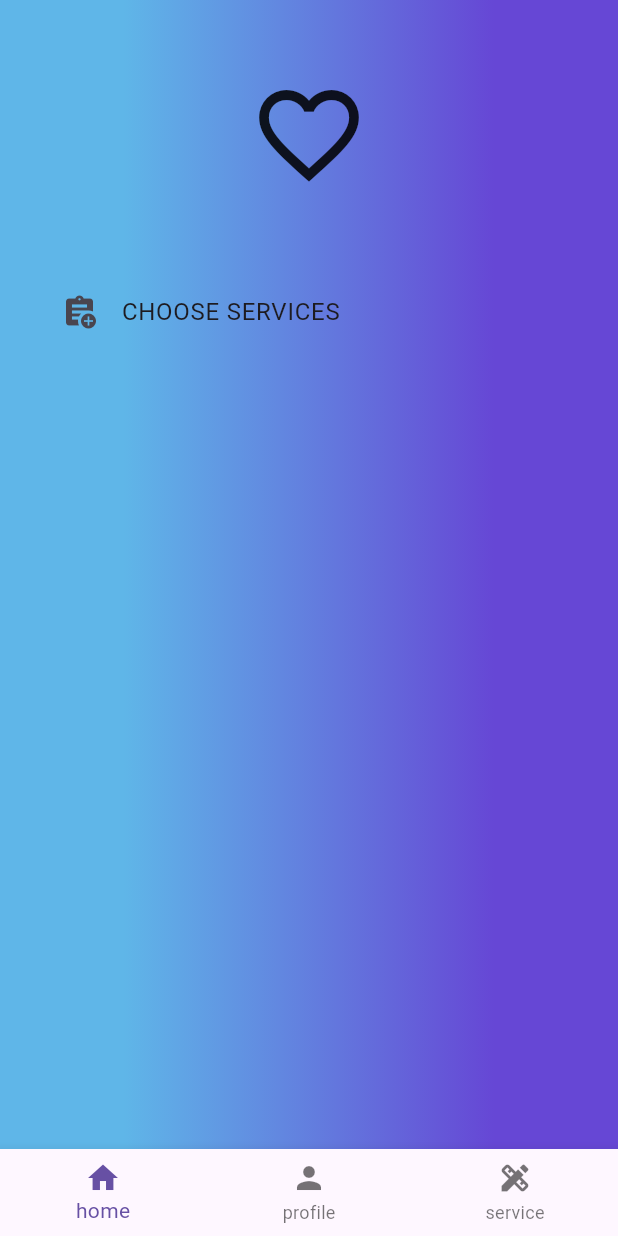
After one commit to katherinesssss/beautysalon, a Flutter app: the screen it shows once a user with an empty profile is signed in, after a tap on "go to my account", on a phone screen of 412 x 824 dp. The commit adds this screen. Run offline on Flutter 3.47's test engine with Material 3 defaults, Android fonts, the phone set to English and light mode, and no system bars; our stand-ins replace firebase_auth, firebase_core, google_fonts, table_calendar; accounts and stored records are empty; network calls fail.

Commit message:
добавила навигацию на странице с услугами и календарь

```diff
--- a/lib/main.dart
+++ b/lib/main.dart
@@ -2,7 +2,6 @@ import 'pages/login_page.dart';
 import 'pages/home_page.dart';
 import 'consumers.dart';
 import 'navigation.dart';
-import 'kalendar.dart';
 import 'auth/main_page.dart';
 import 'package:flutter/material.dart';
 import 'package:firebase_core/firebase_core.dart';
@@ -24,7 +23,8 @@ class MyApp extends StatelessWidget{
   @override
   Widget build(BuildContext context) {
     return MaterialApp(
-      title: 'myapp',
+      debugShowCheckedModeBanner: false,
+      title: 'beautysalon',
       home: MainPage(),
 
     );
--- a/lib/pages/home_page.dart
+++ b/lib/pages/home_page.dart
@@ -1,4 +1,5 @@
-import 'package:beautysalon/pages/account_page.dart';
+
+import 'package:beautysalon/pages/user_main_page.dart';
 import 'package:firebase_auth/firebase_auth.dart';
 import 'package:flutter/material.dart';
 class HomePage extends StatefulWidget {
@@ -13,7 +14,12 @@ class _HomePageState extends State<HomePage> {
   @override
   Widget build(BuildContext context) {
     return Scaffold(
-      body: Center(
+      body:Container(decoration: BoxDecoration(gradient: LinearGradient(
+          colors: [Color.fromARGB(255, 95, 182, 232), Color.fromARGB(255, 102, 71, 213)],
+          stops: [0.2, 0.8]),
+      ),
+      child: SafeArea(
+        child: Center(
           child: Column(
             mainAxisAlignment: MainAxisAlignment.center,
             children: [
@@ -23,20 +29,23 @@ class _HomePageState extends State<HomePage> {
                   onPressed: (){
                   FirebaseAuth.instance.signOut();
                 },
+                  highlightColor: Colors.purpleAccent,
                   color: Colors.deepPurple,
                   child: Text('sign out'),
             ),
               SizedBox(height: 50,),
               MaterialButton(onPressed: (){
                 //тут написать логику перехода на страницу аккаунта
-              Navigator.push(context, MaterialPageRoute(builder: (context) => AccountPage()));
-            },
+                Navigator.push(context, MaterialPageRoute(builder: (context) => UserMainPage()));
+              }, highlightColor: Colors.purpleAccent,
                 color: Colors.deepPurple,
                 child: Text("go to my account")
               ),
         ],
           ),
         ),
+      ),
+    ),
     );
   }
 }
--- /dev/null
+++ b/lib/pages/user_main_page.dart
@@ -0,0 +1,51 @@
+import 'package:flutter/material.dart';
+import 'package:beautysalon/consumers.dart';
+
+import '../navigation.dart';
+
+class UserMainPage extends StatelessWidget {
+  const UserMainPage({super.key});
+
+  @override
+  Widget build(BuildContext context) {
+    return Scaffold(
+        body:Container(decoration: BoxDecoration(gradient: LinearGradient(
+        colors: [Color.fromARGB(255, 95, 182, 232), Color.fromARGB(255, 102, 71, 213)],
+    stops: [0.2, 0.8]),
+    ),
+      child: Padding(
+        padding: const EdgeInsets.only(left: 25.0, right: 25, bottom: 25),
+        child: SafeArea(
+          child: Column(
+            children: [
+              // header
+              const Padding(
+                padding: EdgeInsets.symmetric(vertical: 50.0),
+                child: Icon(
+                  Icons.favorite_outline_outlined,
+                  size: 80,
+                ),
+              ),
+
+              //home list tile
+              ListTile(
+                leading: const Icon(Icons.assignment_add),
+                title: const Text("CHOOSE SERVICES"),
+                onTap: () {
+                  Navigator.pop(context);
+                  Navigator.push(context,
+                  MaterialPageRoute(
+                      builder:(context)=> const ServiceSelection(),
+                  )
+                  );
+                },
+              ),
+            ],
+          ),
+        ),
+      ),
+        ),
+        bottomNavigationBar: const CustomBottomNavigationBar()
+    );
+  }
+}
```
Also changed, not shown: lib/consumers.dart (+82 -31 lines), lib/kalendar.dart (deleted, +0 -128 lines), lib/navigation.dart (+39 -10 lines), lib/pages/account_page.dart (+1 -6 lines), lib/pages/login_page.dart (+7 -2 lines), pubspec.yaml (+5 -2 lines), pubspec.lock, 3 other files. Lines whose indentation alone changed are shown as unchanged.
